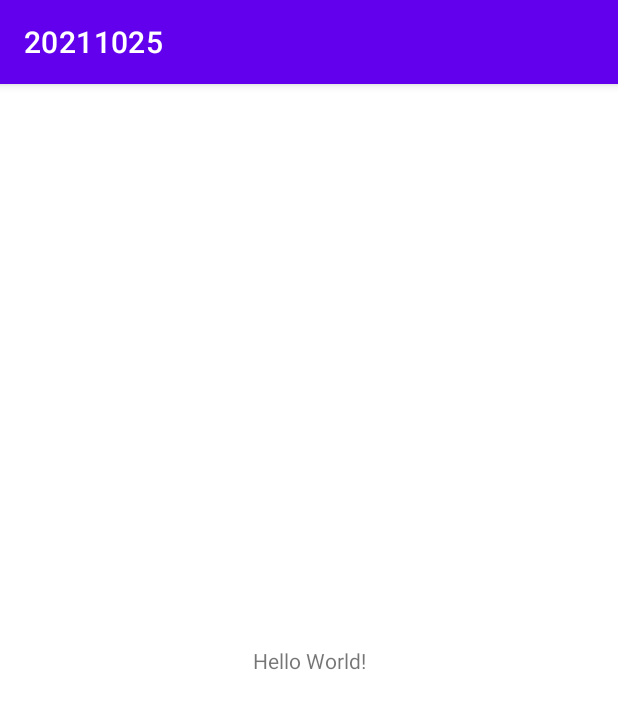
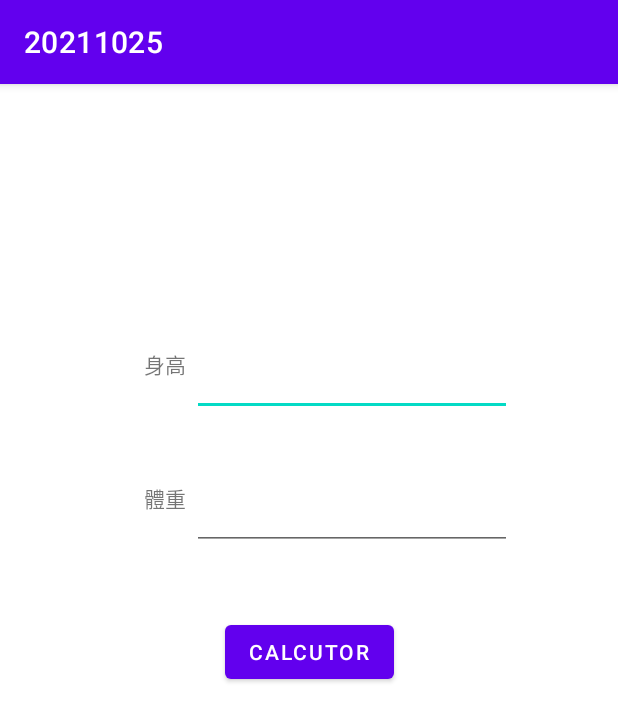
Before and after one commit to Bighsueh/20211025AndroidStudioBmiCalculator, an Android app: the screen it shows after launch (MainActivity), on a phone screen of 412 x 824 dp. Shown: the top 721 px of the screen. Run offline under Robolectric (Android 15) with nearby library versions, the phone set to English and light mode, and no system bars.

Commit message:
add main view

```diff
--- a/app/src/main/res/layout/activity_main.xml
+++ b/app/src/main/res/layout/activity_main.xml
@@ -6,13 +6,52 @@
     android:layout_height="match_parent"
     tools:context=".MainActivity">
 
-    <TextView
+    <EditText
+        android:id="@+id/height_content"
         android:layout_width="wrap_content"
         android:layout_height="wrap_content"
-        android:text="Hello World!"
-        app:layout_constraintBottom_toBottomOf="parent"
-        app:layout_constraintLeft_toLeftOf="parent"
-        app:layout_constraintRight_toRightOf="parent"
+        android:layout_marginStart="4dp"
+        android:ems="10"
+        android:inputType="number"
+        app:layout_constraintStart_toEndOf="@+id/height_textView"
+        app:layout_constraintTop_toTopOf="@+id/height_textView" />
+
+    <TextView
+        android:id="@+id/height_textView"
+        android:layout_width="wrap_content"
+        android:layout_height="wrap_content"
+        android:layout_marginStart="96dp"
+        android:layout_marginTop="176dp"
+        android:text="身高"
+        app:layout_constraintStart_toStartOf="parent"
         app:layout_constraintTop_toTopOf="parent" />
 
+    <TextView
+        android:id="@+id/weight_textView"
+        android:layout_width="wrap_content"
+        android:layout_height="wrap_content"
+        android:layout_marginTop="68dp"
+        android:text="體重"
+        app:layout_constraintStart_toStartOf="@+id/height_textView"
+        app:layout_constraintTop_toBottomOf="@+id/height_textView" />
+
+    <EditText
+        android:id="@+id/weight_content"
+        android:layout_width="wrap_content"
+        android:layout_height="wrap_content"
+        android:ems="10"
+        android:inputType="number"
+        app:layout_constraintStart_toStartOf="@+id/height_content"
+        app:layout_constraintTop_toTopOf="@+id/weight_textView" />
+
+    <Button
+        android:id="@+id/cal_button"
+        android:layout_width="wrap_content"
+        android:layout_height="wrap_content"
+        android:layout_marginTop="44dp"
+        android:text="Calcutor"
+        app:layout_constraintEnd_toEndOf="parent"
+        app:layout_constraintStart_toStartOf="parent"
+        app:layout_constraintTop_toBottomOf="@+id/weight_content" />
+
 </androidx.constraintlayout.widget.ConstraintLayout>
```
